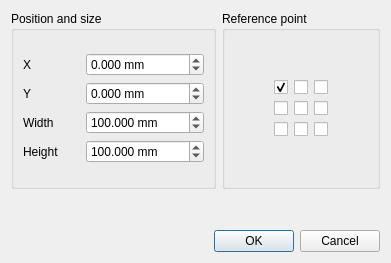
Qt form src/ui/layout/qgslayoutnewitemproperties.ui (carsmie/QGIS) before a commit.
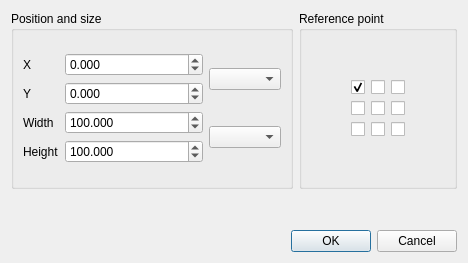
The same form after that commit. Custom widgets are drawn as their Qt base class.

Commit message: Add unit types to new item properties dialog, handle different reference point settings

Patch:
```diff
--- a/src/ui/layout/qgslayoutnewitemproperties.ui
+++ b/src/ui/layout/qgslayoutnewitemproperties.ui
@@ -6,7 +6,7 @@
    <rect>
     <x>0</x>
     <y>0</y>
-    <width>391</width>
+    <width>468</width>
     <height>263</height>
    </rect>
   </property>
@@ -21,11 +21,18 @@
      </property>
      <layout class="QVBoxLayout" name="verticalLayout">
       <item>
-       <layout class="QGridLayout" name="gridLayout_3" columnstretch="0,0,0">
+       <layout class="QGridLayout" name="gridLayout_3" columnstretch="0,1,0,0">
+        <item row="3" column="0">
+         <widget class="QLabel" name="mHeightLabel">
+          <property name="text">
+           <string>Height</string>
+          </property>
+         </widget>
+        </item>
         <item row="3" column="1" colspan="2">
          <widget class="QgsDoubleSpinBox" name="mHeightSpin">
           <property name="suffix">
-           <string> mm</string>
+           <string/>
           </property>
           <property name="decimals">
            <number>3</number>
@@ -44,7 +51,7 @@
         <item row="1" column="1" colspan="2">
          <widget class="QgsDoubleSpinBox" name="mYPosSpin">
           <property name="suffix">
-           <string> mm</string>
+           <string/>
           </property>
           <property name="decimals">
            <number>3</number>
@@ -60,36 +67,17 @@
           </property>
          </widget>
         </item>
-        <item row="3" column="0">
-         <widget class="QLabel" name="mHeightLabel">
+        <item row="0" column="0">
+         <widget class="QLabel" name="mXLabel">
           <property name="text">
-           <string>Height</string>
-          </property>
-         </widget>
-        </item>
-        <item row="2" column="1" colspan="2">
-         <widget class="QgsDoubleSpinBox" name="mWidthSpin">
-          <property name="suffix">
-           <string> mm</string>
-          </property>
-          <property name="decimals">
-           <number>3</number>
-          </property>
-          <property name="maximum">
-           <double>9999999.000000000000000</double>
-          </property>
-          <property name="value">
-           <double>100.000000000000000</double>
-          </property>
-          <property name="showClearButton" stdset="0">
-           <bool>false</bool>
+           <string>X</string>
           </property>
          </widget>
         </item>
         <item row="0" column="1" colspan="2">
          <widget class="QgsDoubleSpinBox" name="mXPosSpin">
           <property name="suffix">
-           <string> mm</string>
+           <string/>
           </property>
           <property name="decimals">
            <number>3</number>
@@ -105,13 +93,6 @@
           </property>
          </widget>
         </item>
-        <item row="2" column="0">
-         <widget class="QLabel" name="mWidthLabel">
-          <property name="text">
-           <string>Width</string>
-          </property>
-         </widget>
-        </item>
         <item row="1" column="0">
          <widget class="QLabel" name="mYLabel">
           <property name="text">
@@ -119,13 +100,38 @@
           </property>
          </widget>
         </item>
-        <item row="0" column="0">
-         <widget class="QLabel" name="mXLabel">
+        <item row="2" column="1" colspan="2">
+         <widget class="QgsDoubleSpinBox" name="mWidthSpin">
+          <property name="suffix">
+           <string/>
+          </property>
+          <property name="decimals">
+           <number>3</number>
+          </property>
+          <property name="maximum">
+           <double>9999999.000000000000000</double>
+          </property>
+          <property name="value">
+           <double>100.000000000000000</double>
+          </property>
+          <property name="showClearButton" stdset="0">
+           <bool>false</bool>
+          </property>
+         </widget>
+        </item>
+        <item row="2" column="0">
+         <widget class="QLabel" name="mWidthLabel">
           <property name="text">
-           <string>X</string>
+           <string>Width</string>
           </property>
          </widget>
         </item>
+        <item row="0" column="3" rowspan="2">
+         <widget class="QgsLayoutUnitsComboBox" name="mPosUnitsComboBox"/>
+        </item>
+        <item row="2" column="3" rowspan="2">
+         <widget class="QgsLayoutUnitsComboBox" name="mSizeUnitsComboBox"/>
+        </item>
        </layout>
       </item>
      </layout>
@@ -347,6 +353,11 @@
    <extends>QDoubleSpinBox</extends>
    <header>qgsdoublespinbox.h</header>
   </customwidget>
+  <customwidget>
+   <class>QgsLayoutUnitsComboBox</class>
+   <extends>QComboBox</extends>
+   <header>qgslayoutunitscombobox.h</header>
+  </customwidget>
  </customwidgets>
  <tabstops>
   <tabstop>mXPosSpin</tabstop>
```
Left out of the diff: 2 changed lines with no effect on the pictures. The commit also changes 6 other files.
